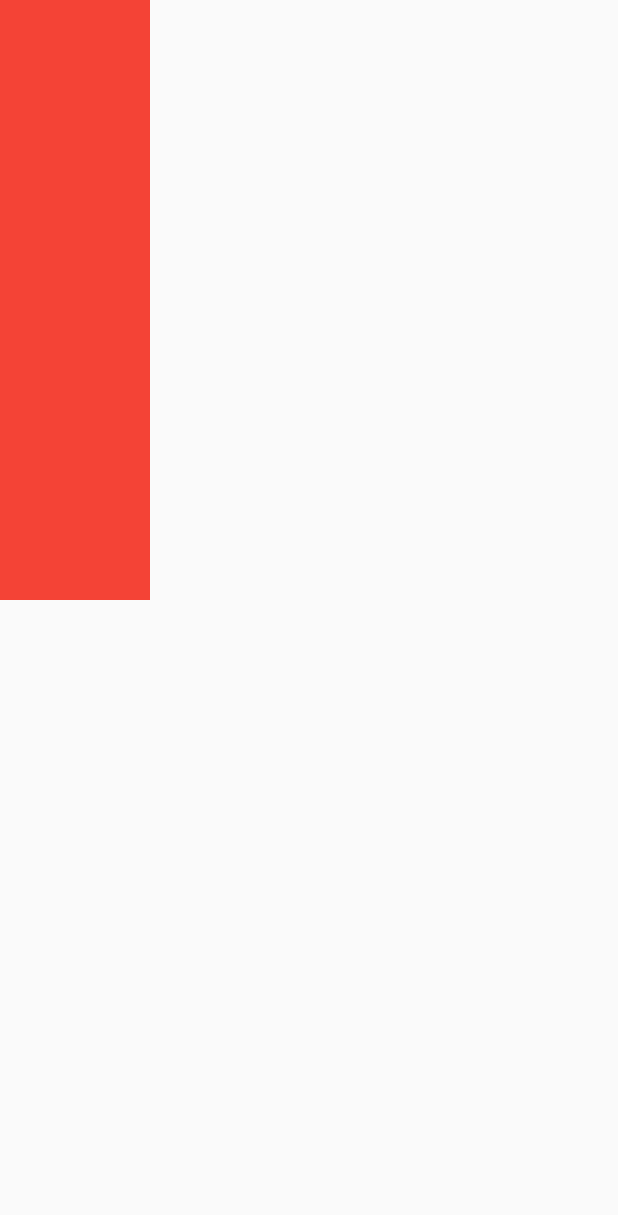
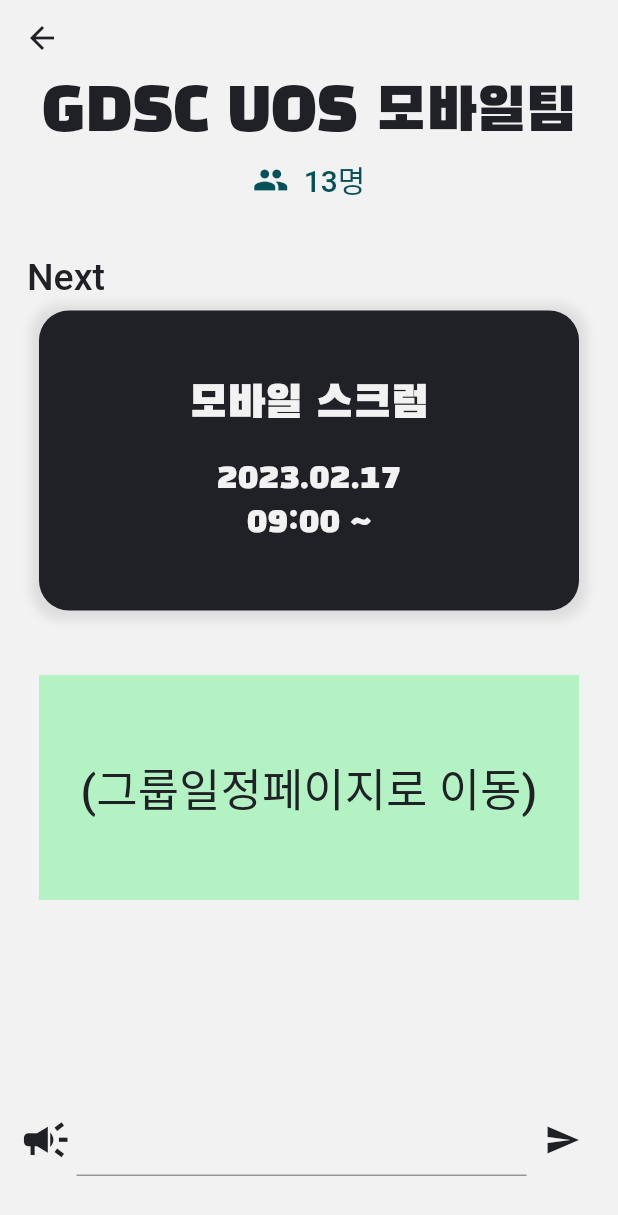
Before and after one commit to hfjxjjd123/Attendance_Moblie, a Flutter app: the GroupHostScreen screen opened by its route, on a phone screen of 412 x 824 dp. Shown: the top 1215 px of the screen. Run offline on Flutter 3.47's test engine with Material 2 defaults, Android fonts, the phone set to English and light mode, and no system bars; our stand-ins replace beamer.

Commit message:
GroupHostScreen 디자인 배치

```diff
--- a/lib/main.dart
+++ b/lib/main.dart
@@ -1,5 +1,6 @@
 import 'package:beamer/beamer.dart';
 import 'package:flutter/material.dart';
+import 'package:gdsc_uos_atttendance/const/colors.dart';
 import 'package:gdsc_uos_atttendance/router/location.dart';
 
 void main() {
@@ -17,7 +18,10 @@
       theme: ThemeData(
         textTheme: const TextTheme(
           displayLarge: TextStyle(color: Color(0xfff2f2f2), fontSize: 35, fontFamily: "EventFont"),
-          displayMedium: TextStyle(color: Color(0xfff2f2f2), fontSize: 23, fontFamily: "EventFont")
+          displayMedium: TextStyle(color: Color(0xfff2f2f2), fontSize: 23, fontFamily: "EventFont"),
+
+          titleLarge: TextStyle(color: Color(0xff202126), fontSize: 40, fontFamily: "EventFont"),
+          titleMedium: TextStyle(color: Color(0xff202126), fontSize: 25, fontWeight: FontWeight.w500),
         ),
       ),
       routeInformationParser: BeamerParser(),
--- a/lib/view/components/event_box_decoration.dart
+++ b/lib/view/components/event_box_decoration.dart
@@ -5,7 +5,7 @@
 BoxDecoration eventBoxDecoration = BoxDecoration(
     boxShadow: [
       BoxShadow(
-        color: Colors.grey.withOpacity(0.5),
+        color: Colors.grey.withOpacity(0.25),
         spreadRadius: 5,
         blurRadius: 5,
         offset: Offset(0, 1),
--- a/lib/view/components/realtime_event_box_decoration.dart
+++ b/lib/view/components/realtime_event_box_decoration.dart
@@ -5,7 +5,7 @@
 BoxDecoration realtimeEventBoxDecoration = BoxDecoration(
     boxShadow: [
       BoxShadow(
-        color: Colors.grey.withOpacity(0.5),
+        color: Colors.grey.withOpacity(0.25),
         spreadRadius: 5,
         blurRadius: 5,
         offset: Offset(0, 1),
--- a/lib/view/screens/group_host_screen.dart
+++ b/lib/view/screens/group_host_screen.dart
@@ -1,5 +1,7 @@
 import 'package:beamer/beamer.dart';
 import 'package:flutter/material.dart';
+import 'package:gdsc_uos_atttendance/const/colors.dart';
+import 'package:gdsc_uos_atttendance/view/components/host_event.dart';
 
 class GroupHostScreen extends StatelessWidget {
   const GroupHostScreen({Key? key}) : super(key: key);
@@ -7,11 +9,111 @@
   @override
   Widget build(BuildContext context) {
     return Scaffold(
-      body: InkWell(
-          onTap: (){
+      body: SafeArea(
+        child: Container(
+          color: whitesColor,
+          child: Padding(
+            padding: const EdgeInsets.symmetric(horizontal: 8.0),
+            child: Column(
+              children: [
+                Text(
+                  "GDSC UOS 모바일팀",
+                  style: Theme.of(context).textTheme.titleLarge,
+                ),
+                Container(
+                  height: 5,
+                ),
+                InkWell(
+                  onTap: () {
+                    print("d");
+                  },
+                  child: Row(
+                    mainAxisAlignment: MainAxisAlignment.center,
+                    children: [
+                      Icon(
+                        Icons.group,
+                        color: activeColor,
+                      ),
+                      Container(
+                        width: 10,
+                      ),
+                      Text(
+                        "13명",
+                        style: TextStyle(
+                            color: activeColor,
+                            fontSize: 20,
+                            fontWeight: FontWeight.w500),
+                      ),
+                    ],
+                  ),
+                ),
+                Container(
+                  height: 35,
+                ),
+                Column(
+                  crossAxisAlignment: CrossAxisAlignment.start,
+                  children: [
+                    Text(
+                      "Next",
+                      style: Theme.of(context).textTheme.titleMedium,
+                    ),
+                    HostEvent(
+                        event: "모바일 스크럼", date: "2023.02.17", time: "09:00"),
+                  ],
+                ),
+                Container(
+                  height: 35,
+                ),
+                Container(
+                  color: brightColor,
+                  width: 360,
+                  height: 150,
+                  child: Center(
+                      child: Text(
+                    "(그룹일정페이지로 이동)",
+                    style: Theme.of(context)
+                        .textTheme
+                        .titleMedium!
+                        .copyWith(fontSize: 30),
+                  )),
+                ),
+                Expanded(child: Container()),
+                Row(
+                  mainAxisAlignment: MainAxisAlignment.center,
+                  children: [
+                    Icon(Icons.campaign, size: 35, color: baseColor,),
+                    Container(width: 3,),
+                    SizedBox(
+                      width: 300,
+                        child: TextFormField(
+                          style: Theme.of(context).textTheme.titleMedium!.copyWith(fontSize: 20),
+                        )
+                    ),
+                    IconButton(
+                        onPressed: (){},
+                        icon: Icon(Icons.send, color: baseColor,)
+                    )
+                  ],
+                ),
+                Container(height: 40,)
+              ],
+            ),
+          ),
+        ),
+      ),
+      appBar: AppBar(
+        leading: IconButton(
+          icon: Icon(
+            Icons.arrow_back,
+            color: baseColor,
+          ),
+          onPressed: () {
             Beamer.of(context).beamBack();
           },
-          child: Container(color: Colors.red, height: 400, width: 100,)
+        ),
+        backgroundColor: whitesColor,
+        elevation: 0,
+        toolbarHeight: 50,
       ),
     );
   }
```
Also changed, not shown: lib/const/colors.dart (line endings or trailing spaces).
